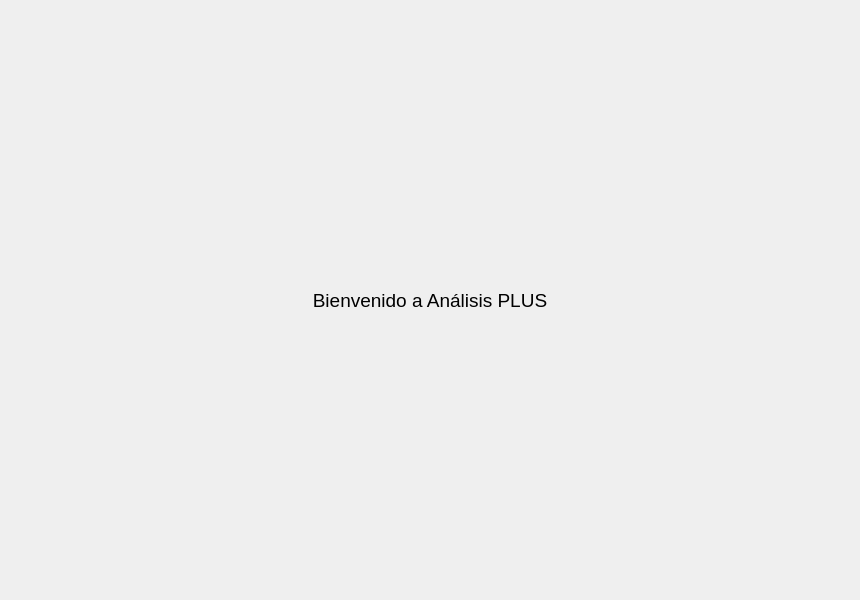
Above: src/interfaces/pages/main_pages.ui from Bharuck/TMM_gui before the change. Below: the same form after it.
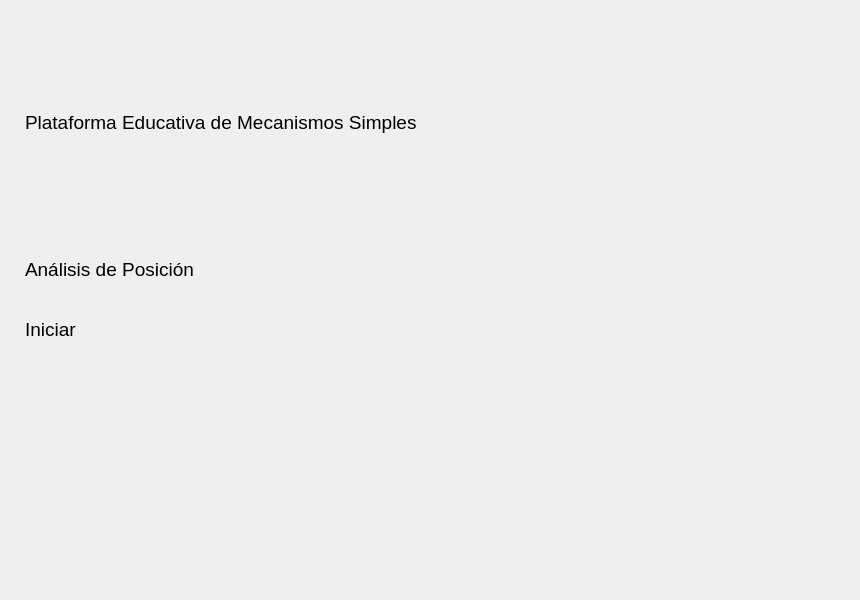
That is the form after the change. The open tabs and pages were chosen to show the change.

Patch:
```diff
--- a/src/interfaces/pages/main_pages.ui
+++ b/src/interfaces/pages/main_pages.ui
@@ -40,67 +40,154 @@
       </property>
       <layout class="QVBoxLayout" name="page_1_layout">
        <property name="spacing">
-        <number>5</number>
+        <number>20</number>
        </property>
        <property name="leftMargin">
-        <number>5</number>
+        <number>20</number>
        </property>
        <property name="topMargin">
-        <number>5</number>
+        <number>20</number>
        </property>
        <property name="rightMargin">
-        <number>5</number>
+        <number>20</number>
        </property>
        <property name="bottomMargin">
-        <number>5</number>
+        <number>20</number>
        </property>
-       <item alignment="Qt::AlignHCenter">
-        <widget class="QFrame" name="welcome_base">
+       <item>
+        <widget class="QLabel" name="name_app">
          <property name="minimumSize">
           <size>
-           <width>300</width>
-           <height>150</height>
+           <width>0</width>
+           <height>80</height>
           </size>
          </property>
          <property name="maximumSize">
           <size>
-           <width>300</width>
-           <height>150</height>
+           <width>16777215</width>
+           <height>80</height>
           </size>
          </property>
-         <property name="frameShape">
-          <enum>QFrame::NoFrame</enum>
+         <property name="font">
+          <font>
+           <pointsize>22</pointsize>
+           <italic>false</italic>
+           <bold>false</bold>
+          </font>
          </property>
-         <property name="frameShadow">
-          <enum>QFrame::Raised</enum>
+         <property name="styleSheet">
+          <string notr="true">font: 22pt &quot;Segoe UI&quot;;</string>
          </property>
-         <layout class="QVBoxLayout" name="center_page_layout">
-          <property name="spacing">
-           <number>10</number>
-          </property>
-          <property name="leftMargin">
-           <number>0</number>
-          </property>
-          <property name="topMargin">
-           <number>0</number>
-          </property>
-          <property name="rightMargin">
-           <number>0</number>
-          </property>
-          <property name="bottomMargin">
-           <number>0</number>
-          </property>
-          <item>
-           <widget class="QLabel" name="label">
-            <property name="text">
-             <string>Bienvenido a Análisis PLUS</string>
-            </property>
-            <property name="alignment">
-             <set>Qt::AlignCenter</set>
-            </property>
-           </widget>
-          </item>
-         </layout>
+         <property name="text">
+          <string>Plataforma Educativa de Mecanismos Simples</string>
+         </property>
+        </widget>
+       </item>
+       <item>
+        <layout class="QHBoxLayout" name="home_Layout">
+         <property name="spacing">
+          <number>5</number>
+         </property>
+         <property name="bottomMargin">
+          <number>20</number>
+         </property>
+         <item>
+          <layout class="QVBoxLayout" name="verticalLayout_2">
+           <item>
+            <widget class="QLabel" name="Subtitle">
+             <property name="minimumSize">
+              <size>
+               <width>0</width>
+               <height>60</height>
+              </size>
+             </property>
+             <property name="maximumSize">
+              <size>
+               <width>16777215</width>
+               <height>60</height>
+              </size>
+             </property>
+             <property name="styleSheet">
+              <string notr="true">font: 18pt &quot;Segoe UI&quot;;</string>
+             </property>
+             <property name="text">
+              <string>Análisis de Posición</string>
+             </property>
+            </widget>
+           </item>
+           <item>
+            <widget class="QLabel" name="label">
+             <property name="minimumSize">
+              <size>
+               <width>0</width>
+               <height>50</height>
+              </size>
+             </property>
+             <property name="maximumSize">
+              <size>
+               <width>16777215</width>
+               <height>50</height>
+              </size>
+             </property>
+             <property name="styleSheet">
+              <string notr="true">font: 14pt &quot;Segoe UI&quot;;</string>
+             </property>
+             <property name="text">
+              <string>Iniciar</string>
+             </property>
+            </widget>
+           </item>
+           <item>
+            <layout class="QHBoxLayout" name="horizontalLayout">
+             <item>
+              <layout class="QHBoxLayout" name="horizontalLayout_2">
+               <item>
+                <layout class="QVBoxLayout" name="btns_basics"/>
+               </item>
+              </layout>
+             </item>
+             <item>
+              <widget class="QFrame" name="frame">
+               <property name="minimumSize">
+                <size>
+                 <width>220</width>
+                 <height>0</height>
+                </size>
+               </property>
+               <property name="frameShape">
+                <enum>QFrame::StyledPanel</enum>
+               </property>
+               <property name="frameShadow">
+                <enum>QFrame::Raised</enum>
+               </property>
+              </widget>
+             </item>
+            </layout>
+           </item>
+          </layout>
+         </item>
+         <item>
+          <layout class="QVBoxLayout" name="logo_layout"/>
+         </item>
+        </layout>
+       </item>
+       <item>
+        <widget class="QLabel" name="pie">
+         <property name="minimumSize">
+          <size>
+           <width>0</width>
+           <height>60</height>
+          </size>
+         </property>
+         <property name="maximumSize">
+          <size>
+           <width>16777215</width>
+           <height>60</height>
+          </size>
+         </property>
+         <property name="text">
+          <string/>
+         </property>
         </widget>
        </item>
       </layout>
```
Left out of the diff: 47 changed lines with no effect on the pictures.
